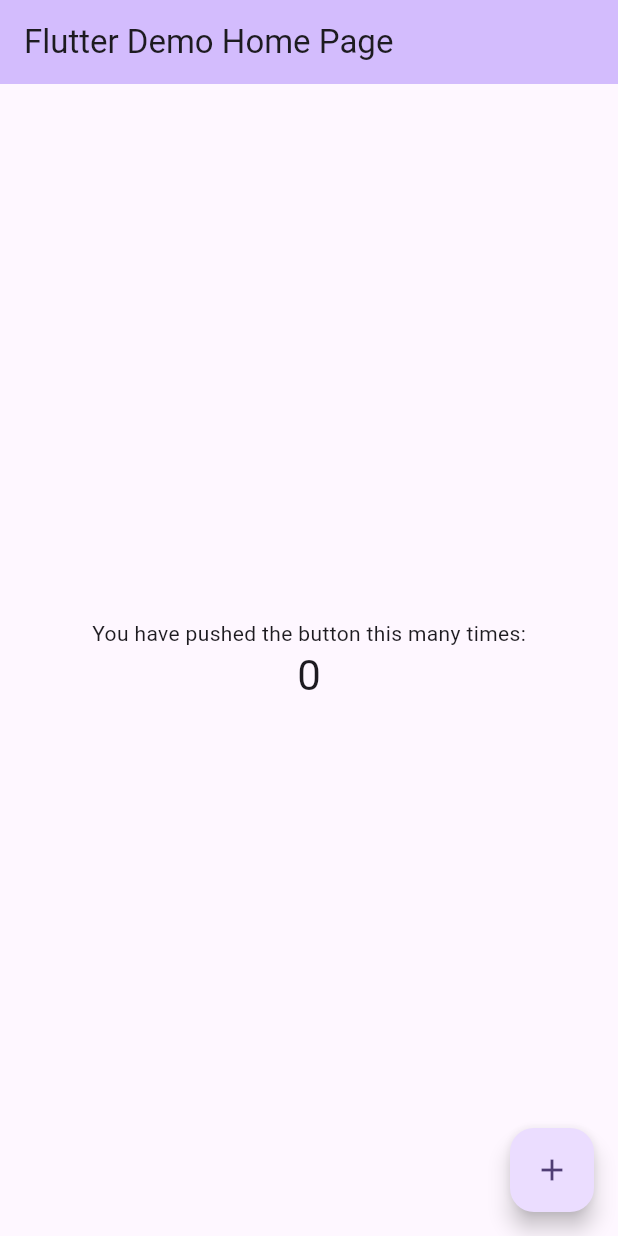
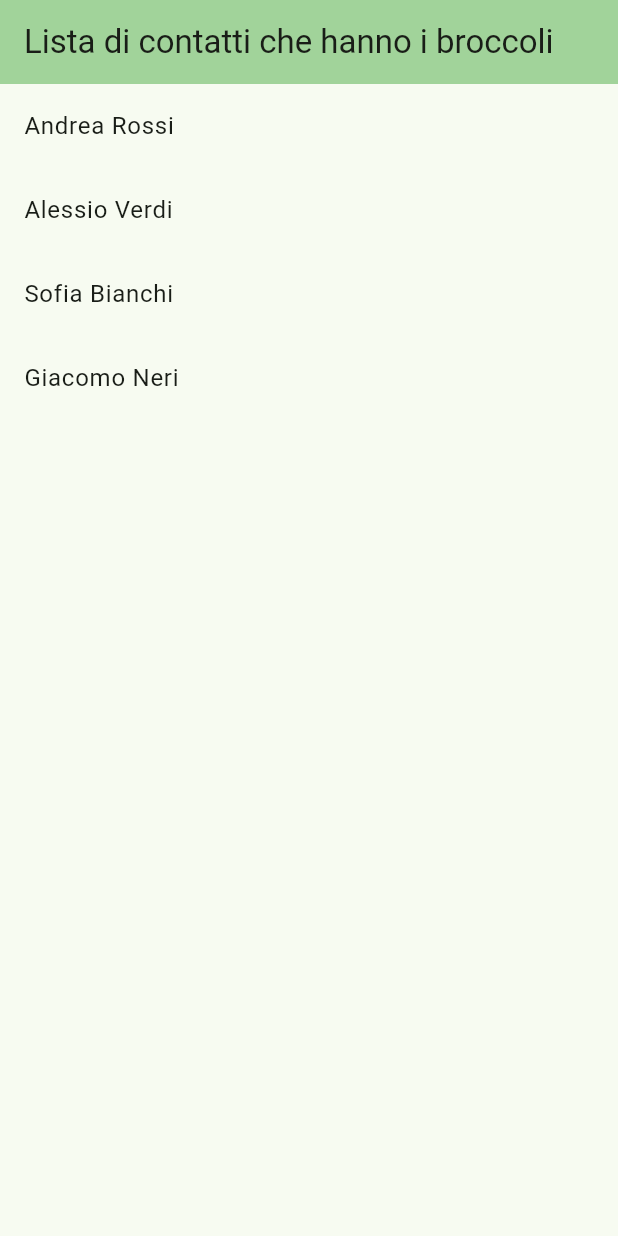
Before and after one commit to SamuDrigo/progetti_scolastici_flutter, a Flutter app: the screen it shows after launch, on a phone screen of 412 x 824 dp. Run offline on Flutter 3.47's test engine with Material 3 defaults, Android fonts, the phone set to English and light mode, and no system bars; our stand-ins replace share_plus.

Commit message:
Creazione dei file di progetto: - main.dart = pagina principale con lista di  contatti - contact.dart = file con i campi che definiscono un contatto - contactDetail.dart = pagina con i dettagli del contatto e la possibilità di: chiamare, condividere o modificare il contatto -contactEdit.dart = pagina che permette di editare e salvare le modifiche di un contatto

```diff
--- /dev/null
+++ b/lib/contact.dart
@@ -0,0 +1,11 @@
+class Contact {
+  Contact ({
+    required this.name,
+    required this.surname,
+    required this.phoneNumber
+  });
+
+  final String name;
+  final String surname;
+  final List<String> phoneNumber;
+}
--- a/lib/main.dart
+++ b/lib/main.dart
@@ -1,4 +1,6 @@
 import 'package:flutter/material.dart';
+import 'package:esercizio_2_3/contact.dart';
+import 'package:esercizio_2_3/contactDetail.dart';
 
 void main() {
   runApp(const MyApp());
@@ -7,116 +9,82 @@ void main() {
 class MyApp extends StatelessWidget {
   const MyApp({super.key});
 
-  // This widget is the root of your application.
   @override
   Widget build(BuildContext context) {
     return MaterialApp(
-      title: 'Flutter Demo',
+      title: 'Contact List',
       theme: ThemeData(
-        // This is the theme of your application.
-        //
-        // TRY THIS: Try running your application with "flutter run". You'll see
-        // the application has a purple toolbar. Then, without quitting the app,
-        // try changing the seedColor in the colorScheme below to Colors.green
-        // and then invoke "hot reload" (save your changes or press the "hot
-        // reload" button in a Flutter-supported IDE, or press "r" if you used
-        // the command line to start the app).
-        //
-        // Notice that the counter didn't reset back to zero; the application
-        // state is not lost during the reload. To reset the state, use hot
-        // restart instead.
-        //
-        // This works for code too, not just values: Most code changes can be
-        // tested with just a hot reload.
-        colorScheme: ColorScheme.fromSeed(seedColor: Colors.deepPurple),
+        colorScheme: ColorScheme.fromSeed(seedColor: Colors.green),
       ),
-      home: const MyHomePage(title: 'Flutter Demo Home Page'),
+      home: const ContactListScreen(
+        title: 'Lista di contatti che hanno i broccoli',
+      ),
     );
   }
 }
 
-class MyHomePage extends StatefulWidget {
-  const MyHomePage({super.key, required this.title});
-
-  // This widget is the home page of your application. It is stateful, meaning
-  // that it has a State object (defined below) that contains fields that affect
-  // how it looks.
-
-  // This class is the configuration for the state. It holds the values (in this
-  // case the title) provided by the parent (in this case the App widget) and
-  // used by the build method of the State. Fields in a Widget subclass are
-  // always marked "final".
+class ContactListScreen extends StatefulWidget {
+  const ContactListScreen({super.key, required this.title});
 
   final String title;
 
   @override
-  State<MyHomePage> createState() => _MyHomePageState();
+  State<ContactListScreen> createState() => _MyHomePageState();
 }
 
-class _MyHomePageState extends State<MyHomePage> {
-  int _counter = 0;
-
-  void _incrementCounter() {
-    setState(() {
-      // This call to setState tells the Flutter framework that something has
-      // changed in this State, which causes it to rerun the build method below
-      // so that the display can reflect the updated values. If we changed
-      // _counter without calling setState(), then the build method would not be
-      // called again, and so nothing would appear to happen.
-      _counter++;
-    });
-  }
+class _MyHomePageState extends State<ContactListScreen> {
+  final List<Contact> contacts = [
+    Contact(
+      name: 'Andrea',
+      surname: 'Rossi',
+      phoneNumber: ['+39 351 847 3641', '+39 347 459 4460'],
+    ),
+    Contact(
+      name: 'Alessio',
+      surname: 'Verdi',
+      phoneNumber: ['+39 375 658 9575'],
+    ),
+    Contact(
+      name: 'Sofia',
+      surname: 'Bianchi',
+      phoneNumber: ['+39 329 745 1234', '+39 338 456 7890'],
+    ),
+    Contact(
+      name: 'Giacomo',
+      surname: 'Neri',
+      phoneNumber: ['+39 347 558 4567', '+39 347 765 4321'],
+    ),
+  ];
 
   @override
   Widget build(BuildContext context) {
-    // This method is rerun every time setState is called, for instance as done
-    // by the _incrementCounter method above.
-    //
-    // The Flutter framework has been optimized to make rerunning build methods
-    // fast, so that you can just rebuild anything that needs updating rather
-    // than having to individually change instances of widgets.
     return Scaffold(
       appBar: AppBar(
-        // TRY THIS: Try changing the color here to a specific color (to
-        // Colors.amber, perhaps?) and trigger a hot reload to see the AppBar
-        // change color while the other colors stay the same.
         backgroundColor: Theme.of(context).colorScheme.inversePrimary,
-        // Here we take the value from the MyHomePage object that was created by
-        // the App.build method, and use it to set our appbar title.
         title: Text(widget.title),
       ),
-      body: Center(
-        // Center is a layout widget. It takes a single child and positions it
-        // in the middle of the parent.
-        child: Column(
-          // Column is also a layout widget. It takes a list of children and
-          // arranges them vertically. By default, it sizes itself to fit its
-          // children horizontally, and tries to be as tall as its parent.
-          //
-          // Column has various properties to control how it sizes itself and
-          // how it positions its children. Here we use mainAxisAlignment to
-          // center the children vertically; the main axis here is the vertical
-          // axis because Columns are vertical (the cross axis would be
-          // horizontal).
-          //
-          // TRY THIS: Invoke "debug painting" (choose the "Toggle Debug Paint"
-          // action in the IDE, or press "p" in the console), to see the
-          // wireframe for each widget.
-          mainAxisAlignment: MainAxisAlignment.center,
-          children: <Widget>[
-            const Text('You have pushed the button this many times:'),
-            Text(
-              '$_counter',
-              style: Theme.of(context).textTheme.headlineMedium,
-            ),
-          ],
-        ),
+      body: ListView.builder(
+        itemCount: contacts.length,
+        itemBuilder: (context, index) {
+          final contact = contacts[index];
+          return ListTile(
+            title: Text("${contact.name} ${contact.surname}"),
+            onTap: () async {
+              final updated = await Navigator.push<Contact?>(
+                context,
+                MaterialPageRoute(
+                  builder: (context) => ContactDetailScreen(contact: contact),
+                ),
+              );
+              if (updated != null) {
+                setState(() {
+                  contacts[index] = updated;
+                });
+              }
+            },
+          );
+        },
       ),
-      floatingActionButton: FloatingActionButton(
-        onPressed: _incrementCounter,
-        tooltip: 'Increment',
-        child: const Icon(Icons.add),
-      ), // This trailing comma makes auto-formatting nicer for build methods.
     );
   }
 }
```
Also changed, not shown: lib/contactDetail.dart (added, +71 -0 lines), lib/contactEdit.dart (added, +169 -0 lines).
